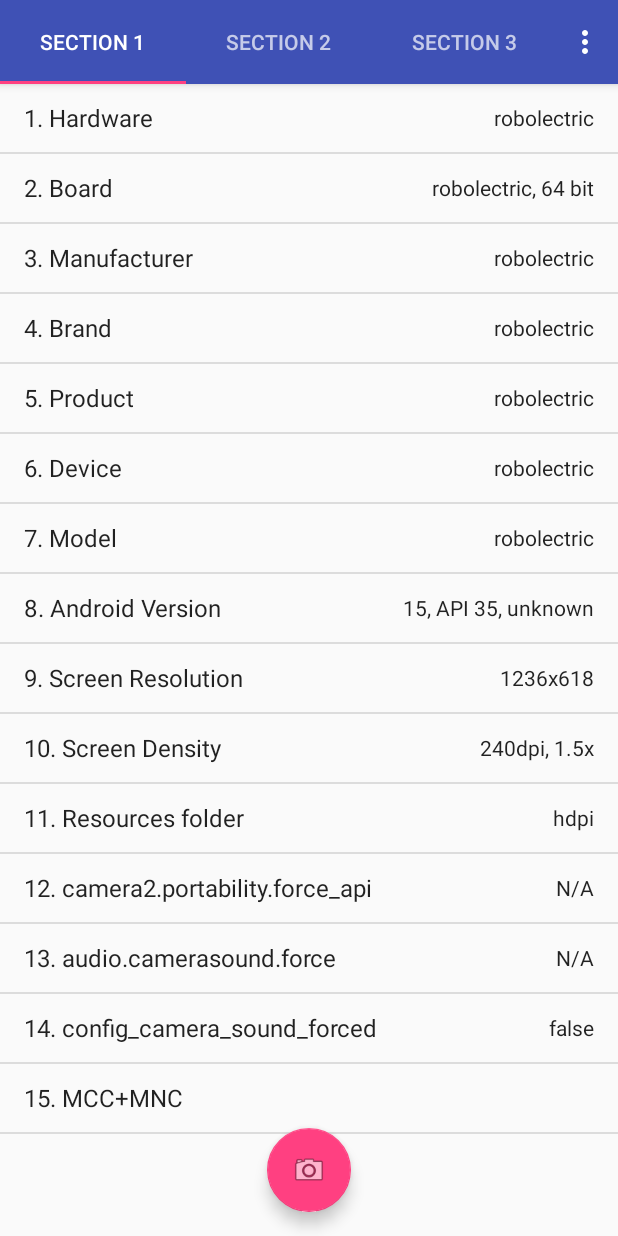
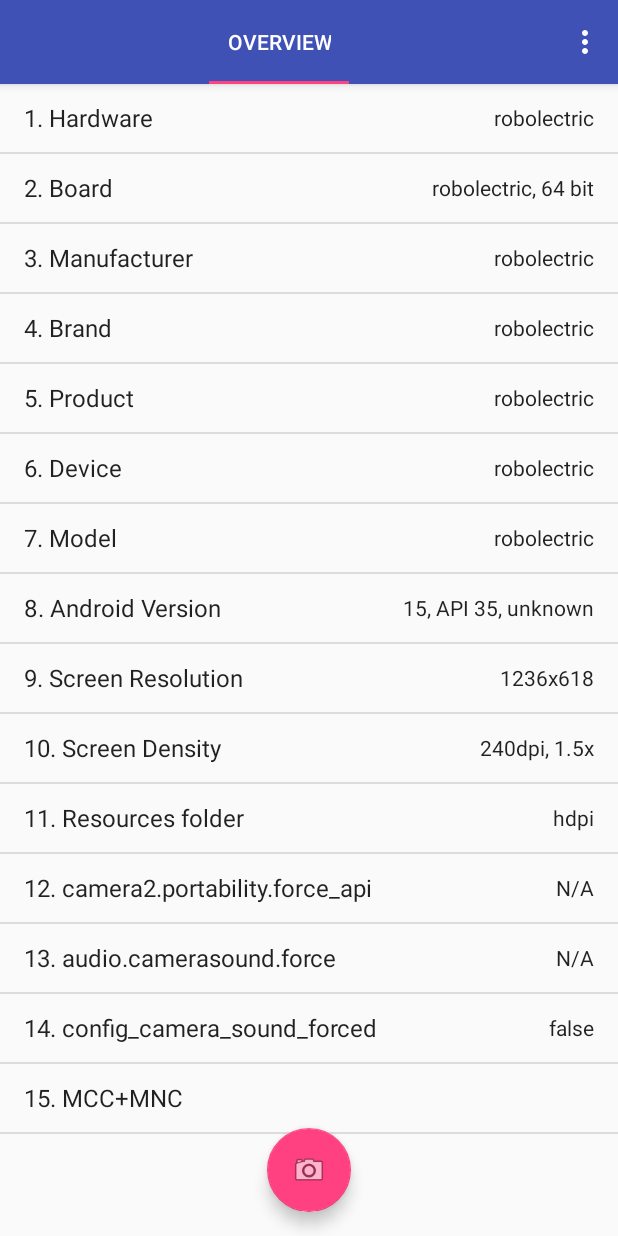
Before and after one commit to baby518/CameraChecker, an Android app: the screen it shows after launch (MainActivity), on a phone screen of 412 x 824 dp. Run offline under Robolectric (Android 15) with nearby library versions, the phone set to English and light mode, and no system bars.

Commit message:
add camera info fragment

```diff
--- a/app/src/main/java/com/sample/camerafeature/MainActivity.java
+++ b/app/src/main/java/com/sample/camerafeature/MainActivity.java
@@ -1,5 +1,6 @@
 package com.sample.camerafeature;
 
+import android.hardware.Camera;
 import android.support.design.widget.TabLayout;
 import android.support.design.widget.FloatingActionButton;
 import android.support.design.widget.Snackbar;
@@ -11,16 +12,16 @@ import android.support.v4.app.FragmentPagerAdapter;
 import android.support.v4.view.ViewPager;
 import android.os.Bundle;
 import android.support.v7.widget.Toolbar;
-import android.view.LayoutInflater;
 import android.view.Menu;
 import android.view.MenuItem;
 import android.view.View;
-import android.view.ViewGroup;
 
-import android.widget.TextView;
-
+import com.sample.camerafeature.fragment.BaseFragment;
+import com.sample.camerafeature.fragment.CameraInfoFragment;
 import com.sample.camerafeature.fragment.OverviewFragment;
 import com.sample.camerafeature.utils.PreferenceUtil;
+
+import java.util.ArrayList;
 
 public class MainActivity extends AppCompatActivity {
     private SectionsPagerAdapter mSectionsPagerAdapter;
@@ -86,63 +87,31 @@ public class MainActivity extends AppCompatActivity {
         return super.onOptionsItemSelected(item);
     }
 
-    public static class PlaceholderFragment extends Fragment {
-        private static final String ARG_SECTION_NUMBER = "section_number";
-
-        public PlaceholderFragment() {
-        }
-
-        public static PlaceholderFragment newInstance(int sectionNumber) {
-            PlaceholderFragment fragment = new PlaceholderFragment();
-            Bundle args = new Bundle();
-            args.putInt(ARG_SECTION_NUMBER, sectionNumber);
-            fragment.setArguments(args);
-            return fragment;
-        }
-
-        @Override
-        public View onCreateView(LayoutInflater inflater, ViewGroup container,
-                                 Bundle savedInstanceState) {
-            View rootView = inflater.inflate(R.layout.fragment_main, container, false);
-            TextView textView = (TextView) rootView.findViewById(R.id.section_label);
-            textView.setText(getString(R.string.section_format, getArguments().getInt(ARG_SECTION_NUMBER)));
-            return rootView;
-        }
-    }
-
     public class SectionsPagerAdapter extends FragmentPagerAdapter {
+        private ArrayList<BaseFragment> fragmentList = new ArrayList<>();
 
         public SectionsPagerAdapter(FragmentManager fm) {
             super(fm);
+            fragmentList.add(new OverviewFragment());
+            int num = Camera.getNumberOfCameras();
+            for (int i = 0; i < num; i++) {
+                fragmentList.add(CameraInfoFragment.newInstance(i));
+            }
         }
 
         @Override
         public Fragment getItem(int position) {
-            // getItem is called to instantiate the fragment for the given page.
-            // Return a PlaceholderFragment (defined as a static inner class below).
-            if (position == 0) {
-                return new OverviewFragment();
-            }
-            return PlaceholderFragment.newInstance(position + 1);
+            return fragmentList.get(position);
         }
 
         @Override
         public int getCount() {
-            // Show 3 total pages.
-            return 3;
+            return fragmentList.size();
         }
 
         @Override
         public CharSequence getPageTitle(int position) {
-            switch (position) {
-                case 0:
-                    return "SECTION 1";
-                case 1:
-                    return "SECTION 2";
-                case 2:
-                    return "SECTION 3";
-            }
-            return null;
+            return fragmentList.get(position).getName();
         }
     }
 }
--- a/app/src/main/java/com/sample/camerafeature/fragment/BaseCapabilitiesContent.java
+++ b/app/src/main/java/com/sample/camerafeature/fragment/BaseCapabilities.java
@@ -4,9 +4,10 @@ import java.util.ArrayList;
 import java.util.List;
 import java.util.Set;
 
-public class BaseCapabilitiesContent {
+public abstract class BaseCapabilities {
     public static String SUPPORTED = "supported";
     public static String UNSUPPORTED = "unsupported";
+    public static final String UNKNOWN = "unknown";
     private List<CapabilitiesItem> ITEMS = new ArrayList<>();
 
     public void addItem(CapabilitiesItem item) {
@@ -17,8 +18,7 @@ public class BaseCapabilitiesContent {
         this.ITEMS.clear();
     }
 
-    public void generateCapabilities() {
-    }
+    protected abstract void generateCapabilities();
 
     public CapabilitiesItem getItemAt(int index) {
         return this.ITEMS.get(index);
--- a/app/src/main/java/com/sample/camerafeature/fragment/BaseFragment.java
+++ b/app/src/main/java/com/sample/camerafeature/fragment/BaseFragment.java
@@ -12,33 +12,31 @@ import java.util.List;
 import java.util.Map;
 
 import com.sample.camerafeature.R;
-import com.sample.camerafeature.fragment.BaseCapabilitiesContent.CapabilitiesItem;
+import com.sample.camerafeature.fragment.BaseCapabilities.CapabilitiesItem;
 
-public class BaseFragment extends ListFragment {
+public abstract class BaseFragment extends ListFragment {
     public final String NA = "N/A";
-    public BaseCapabilitiesContent mCapabilitiesContent;
-
-    public BaseFragment() {}
+    public BaseCapabilities mCapabilities;
 
     @Override
-    public void onActivityCreated(Bundle paramBundle) {
+    public final void onActivityCreated(Bundle paramBundle) {
         super.onActivityCreated(paramBundle);
         initCapabilities();
         setMyListAdapter();
     }
 
-    public static String getName() {
+    public String getName() {
         return "";
     }
 
-    public void initCapabilities() {
-    }
+    public abstract void initCapabilities();
 
     public List<Map<String, Object>> getSimpleData() {
-        List localList = this.mCapabilitiesContent.getItems();
+        ArrayList resultList = new ArrayList();
+        if (mCapabilities == null) return resultList;
+        List localList = mCapabilities.getItems();
         int size = localList.size();
-        ArrayList resultList = new ArrayList();
-        if (this.mCapabilitiesContent != null) {
+        if (this.mCapabilities != null) {
             for (int i = 0; i < size; i++) {
                 CapabilitiesItem item = (CapabilitiesItem) localList.get(i);
                 HashMap localHashMap = new HashMap();
@@ -53,7 +51,7 @@ public class BaseFragment extends ListFragment {
     public void onListItemClick(ListView paramListView, View paramView, int paramInt,
             long paramLong) {
 //        super.onListItemClick(paramListView, paramView, paramInt, paramLong);
-//        paramView = (BaseCapabilitiesContent.CapabilitiesItem) this.mCapabilitiesContent.getItems()
+//        paramView = (BaseCapabilities.CapabilitiesItem) this.mCapabilities.getItems()
 //                .get(paramInt);
 //        localObject = new AlertDialog.Builder(getActivity());
 //        if (paramView.getContentList() != null) {
@@ -68,7 +66,7 @@ public class BaseFragment extends ListFragment {
 //        }
     }
 
-    public void setMyListAdapter() {
+    private void setMyListAdapter() {
         setListAdapter(new SimpleAdapter(getActivity(), getSimpleData(),
                 R.layout.simple_list_item, new String[] {
                         "title", "content"
--- /dev/null
+++ b/app/src/main/java/com/sample/camerafeature/fragment/CameraCapabilities.java
@@ -0,0 +1,55 @@
+package com.sample.camerafeature.fragment;
+
+import android.hardware.Camera;
+
+public class CameraCapabilities extends BaseCapabilities {
+    private int mCameraId;
+
+    public CameraCapabilities(int cameraId) {
+        mCameraId = cameraId;
+
+        clearCameraCapabilities();
+        generateCapabilities();
+    }
+
+    @Override
+    protected void generateCapabilities() {
+        addItem(new CapabilitiesItem("CameraFacing", getCameraFacing()));
+//        addItem(new CapabilitiesItem("HardwareLevel", getCameraHardwareLevel()));
+//        addItem(new CapabilitiesItem("Capabilities", getSupportCapabilities()));
+//        addItem(new CapabilitiesItem("sensor.orientation", getSensorOrientation()));
+//        addItem(new CapabilitiesItem("flash.info.available", isFlashAvailable()));
+//        addItem(new CapabilitiesItem("FocalLengths", getSupportFocalLengths()));
+//        addItem(new CapabilitiesItem("MinimumFocalDistance", getMinFocalDistance()));
+//        addItem(new CapabilitiesItem("Apertures", getSupportApertures()));
+//        addItem(new CapabilitiesItem("OpticalStabilization", getSupportLensOISMode()));
+//        addItem(new CapabilitiesItem("VideoStabilization", getSupportVideoStabilization()));
+//        addItem(new CapabilitiesItem("PhotoSize-Jpeg", getSupportJpegPictureSize()));
+//        addItem(new CapabilitiesItem("PreviewSize", getSupportPreviewSize()));
+//        addItem(new CapabilitiesItem("VideoSize", getSupportVideoSize()));
+//        addItem(new CapabilitiesItem("MaxZoom", getMaxDigitalZoom()));
+//        addItem(new CapabilitiesItem("SceneModes", getSupportSceneMode()));
+//        addItem(new CapabilitiesItem("ExposureCompensation", getSupportExposureCompensation()));
+//        addItem(new CapabilitiesItem("AWBModes", getSupportAwbMode()));
+//        addItem(new CapabilitiesItem("AFModes", getSupportAFMode()));
+//        addItem(new CapabilitiesItem("AEModes", getSupportAEMode()));
+//        addItem(new CapabilitiesItem("ColorEffects", getSupportEffects()));
+//        addItem(new CapabilitiesItem("MaxFrameDuration", getMaxFrameDuration()));
+//        addItem(new CapabilitiesItem("Antibanding", getSupportAntibanding()));
+//        addItem(new CapabilitiesItem("ISO Range", getISORange()));
+//        addItem(new CapabilitiesItem("ExposureTime range", getExposureTimeRange()));
+//        addItem(new CapabilitiesItem("FaceDetectModes", getSupportFaceDetectModes()));
+//        addItem(new CapabilitiesItem("MaxFaceDetectCount", getMaxFaceDetectCount()));
+    }
+
+    private String getCameraFacing() {
+        Camera.CameraInfo info = new Camera.CameraInfo();
+        Camera.getCameraInfo(mCameraId, info);
+        if (info.facing == Camera.CameraInfo.CAMERA_FACING_BACK) {
+            return "Back";
+        } else if (info.facing == Camera.CameraInfo.CAMERA_FACING_FRONT) {
+            return "Front";
+        }
+        return UNKNOWN;
+    }
+}
--- /dev/null
+++ b/app/src/main/java/com/sample/camerafeature/fragment/CameraInfoFragment.java
@@ -0,0 +1,37 @@
+package com.sample.camerafeature.fragment;
+
+import android.os.Bundle;
+import android.support.annotation.Nullable;
+
+public class CameraInfoFragment extends BaseFragment {
+    public static final String CAMERA_ID = "camera_id";
+    private int mCameraId;
+
+    @Override
+    public void onCreate(@Nullable Bundle savedInstanceState) {
+        super.onCreate(savedInstanceState);
+    }
+
+    public static CameraInfoFragment newInstance(int cameraId) {
+        CameraInfoFragment fragment = new CameraInfoFragment();
+        Bundle args = new Bundle();
+        args.putInt(CAMERA_ID, cameraId);
+        fragment.setArguments(args);
+        return fragment;
+    }
+
+    @Override
+    public String getName() {
+        Bundle bundle = getArguments();
+        return "Camera " + (bundle != null ? bundle.getInt(CAMERA_ID) : -1);
+    }
+
+    @Override
+    public void initCapabilities() {
+        Bundle bundle = getArguments();
+        if (bundle == null) return;
+
+        int id = bundle.getInt(CAMERA_ID);
+        mCapabilities = new CameraCapabilities(id);
+    }
+}
--- /dev/null
+++ b/app/src/main/java/com/sample/camerafeature/fragment/OverviewCapabilities.java
@@ -0,0 +1,45 @@
+package com.sample.camerafeature.fragment;
+
+import android.content.Context;
+import android.os.SystemProperties;
+import android.telephony.TelephonyManager;
+
+import com.sample.camerafeature.utils.FeatureChecker;
+
+public class OverviewCapabilities extends BaseCapabilities {
+    private boolean mConfigCameraSoundForced;
+    private String mNetworkOperator;
+
+    public OverviewCapabilities(Context context) {
+        mConfigCameraSoundForced = getConfigCameraSoundForced(context);
+        TelephonyManager telManager = (TelephonyManager) context.getSystemService(Context.TELEPHONY_SERVICE);
+        mNetworkOperator = telManager.getNetworkOperator();
+
+        clearCameraCapabilities();
+        generateCapabilities();
+    }
+
+    @Override
+    protected void generateCapabilities() {
+        addItem(new CapabilitiesItem("Hardware", FeatureChecker.getHardware()));
+        addItem(new CapabilitiesItem("Board", FeatureChecker.getHardwareBoard() + ", " + (FeatureChecker.is64bit() ? "64 bit" : "32 bit")));
+        addItem(new CapabilitiesItem("Manufacturer", FeatureChecker.getHardwareManufacturer()));
+        addItem(new CapabilitiesItem("Brand", FeatureChecker.getHardwareBrand()));
+        addItem(new CapabilitiesItem("Product", FeatureChecker.getHardwareProduct()));
+        addItem(new CapabilitiesItem("Device", FeatureChecker.getHardwareDevice()));
+        addItem(new CapabilitiesItem("Model", FeatureChecker.getHardwareModel()));
+        addItem(new CapabilitiesItem("Android Version", FeatureChecker.getReleaseVersion() + ", API " + FeatureChecker.getReleaseSDK() + ", " + FeatureChecker.getBuildType()));
+        addItem(new CapabilitiesItem("Screen Resolution", FeatureChecker.getScreenResolution()));
+        addItem(new CapabilitiesItem("Screen Density", FeatureChecker.getScreenDensityDpi() + "dpi, " + FeatureChecker.getScreenDensity() + "x"));
+        addItem(new CapabilitiesItem("Resources folder", FeatureChecker.getResourcesFolder()));
+        addItem(new CapabilitiesItem("camera2.portability.force_api", SystemProperties.get("camera2.portability.force_api", "N/A")));
+        addItem(new CapabilitiesItem("audio.camerasound.force", SystemProperties.get("audio.camerasound.force", "N/A")));
+        addItem(new CapabilitiesItem("config_camera_sound_forced", Boolean.toString(this.mConfigCameraSoundForced)));
+        addItem(new CapabilitiesItem("MCC+MNC", this.mNetworkOperator));
+    }
+
+    private boolean getConfigCameraSoundForced(Context context) {
+        return context.getResources()
+                .getBoolean(com.android.internal.R.bool.config_camera_sound_forced);
+    }
+}
--- a/app/src/main/java/com/sample/camerafeature/fragment/OverviewCapabilitiesContent.java
+++ /dev/null
@@ -1,42 +0,0 @@
-package com.sample.camerafeature.fragment;
-
-import android.content.Context;
-import android.os.SystemProperties;
-import android.telephony.TelephonyManager;
-
-import com.sample.camerafeature.utils.FeatureChecker;
-
-public class OverviewCapabilitiesContent extends BaseCapabilitiesContent {
-    private boolean mConfigCameraSoundForced;
-    private String mNetworkOperator;
-
-    public OverviewCapabilitiesContent(Context context) {
-        mConfigCameraSoundForced = getConfigCameraSoundForced(context);
-        TelephonyManager telManager = (TelephonyManager) context.getSystemService(Context.TELEPHONY_SERVICE);
-        mNetworkOperator = telManager.getNetworkOperator();
-    }
-
-    public void generateCapabilities() {
-        addItem(new BaseCapabilitiesContent.CapabilitiesItem("Hardware", FeatureChecker.getHardware()));
-
-        addItem(new BaseCapabilitiesContent.CapabilitiesItem("Board", FeatureChecker.getHardwareBoard() + ", " + (FeatureChecker.is64bit() ? "64 bit" : "32 bit")));
-        addItem(new BaseCapabilitiesContent.CapabilitiesItem("Manufacturer", FeatureChecker.getHardwareManufacturer()));
-        addItem(new BaseCapabilitiesContent.CapabilitiesItem("Brand", FeatureChecker.getHardwareBrand()));
-        addItem(new BaseCapabilitiesContent.CapabilitiesItem("Product", FeatureChecker.getHardwareProduct()));
-        addItem(new BaseCapabilitiesContent.CapabilitiesItem("Device", FeatureChecker.getHardwareDevice()));
-        addItem(new BaseCapabilitiesContent.CapabilitiesItem("Model", FeatureChecker.getHardwareModel()));
-        addItem(new BaseCapabilitiesContent.CapabilitiesItem("Android Version", FeatureChecker.getReleaseVersion() + ", API " + FeatureChecker.getReleaseSDK() + ", " + FeatureChecker.getBuildType()));
-        addItem(new BaseCapabilitiesContent.CapabilitiesItem("Screen Resolution", FeatureChecker.getScreenResolution()));
-        addItem(new BaseCapabilitiesContent.CapabilitiesItem("Screen Density", FeatureChecker.getScreenDensityDpi() + "dpi, " + FeatureChecker.getScreenDensity() + "x"));
-        addItem(new BaseCapabilitiesContent.CapabilitiesItem("Resources folder", FeatureChecker.getResourcesFolder()));
-        addItem(new BaseCapabilitiesContent.CapabilitiesItem("camera2.portability.force_api", SystemProperties.get("camera2.portability.force_api", "N/A")));
-        addItem(new BaseCapabilitiesContent.CapabilitiesItem("audio.camerasound.force", SystemProperties.get("audio.camerasound.force", "N/A")));
-        addItem(new BaseCapabilitiesContent.CapabilitiesItem("config_camera_sound_forced", Boolean.toString(this.mConfigCameraSoundForced)));
-        addItem(new BaseCapabilitiesContent.CapabilitiesItem("MCC+MNC", this.mNetworkOperator));
-    }
-
-    public boolean getConfigCameraSoundForced(Context context) {
-        return context.getResources()
-                .getBoolean(com.android.internal.R.bool.config_camera_sound_forced);
-    }
-}
--- a/app/src/main/java/com/sample/camerafeature/fragment/OverviewFragment.java
+++ b/app/src/main/java/com/sample/camerafeature/fragment/OverviewFragment.java
@@ -1,24 +1,19 @@
 package com.sample.camerafeature.fragment;
 
-import android.os.Bundle;
+import android.content.Context;
 
 import com.sample.camerafeature.utils.FeatureChecker;
 
 public class OverviewFragment extends BaseFragment {
-    public static String getName() {
+    @Override
+    public String getName() {
         return "Overview";
     }
 
     @Override
-    public void onActivityCreated(Bundle paramBundle) {
-        FeatureChecker.initialize(getActivity());
-        super.onActivityCreated(paramBundle);
-    }
-
     public void initCapabilities() {
-        super.initCapabilities();
-        this.mCapabilitiesContent = new OverviewCapabilitiesContent(getContext());
-        this.mCapabilitiesContent.clearCameraCapabilities();
-        this.mCapabilitiesContent.generateCapabilities();
+        Context context = getContext();
+        FeatureChecker.initialize(context);
+        mCapabilities = new OverviewCapabilities(context);
     }
 }
```
